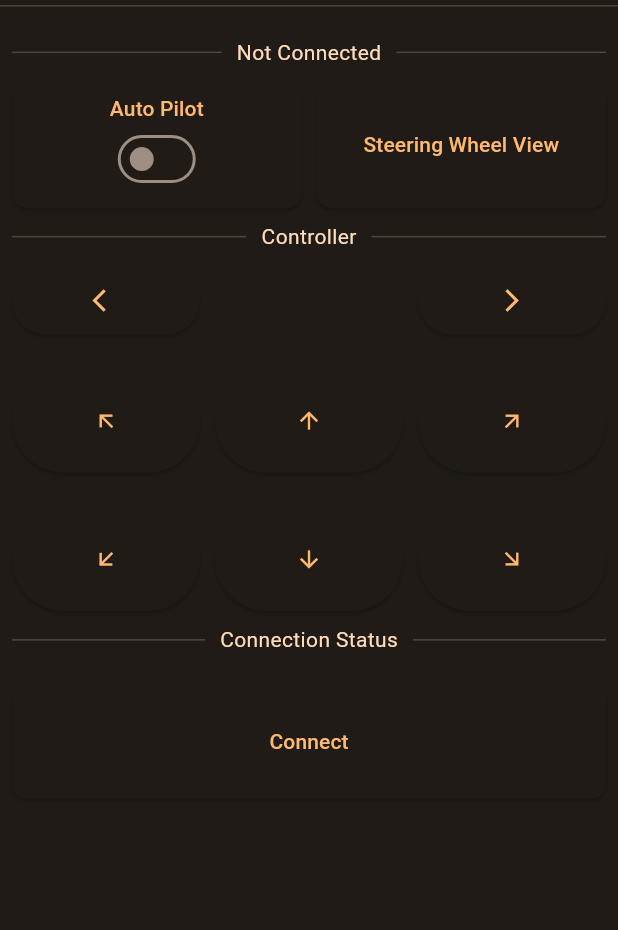
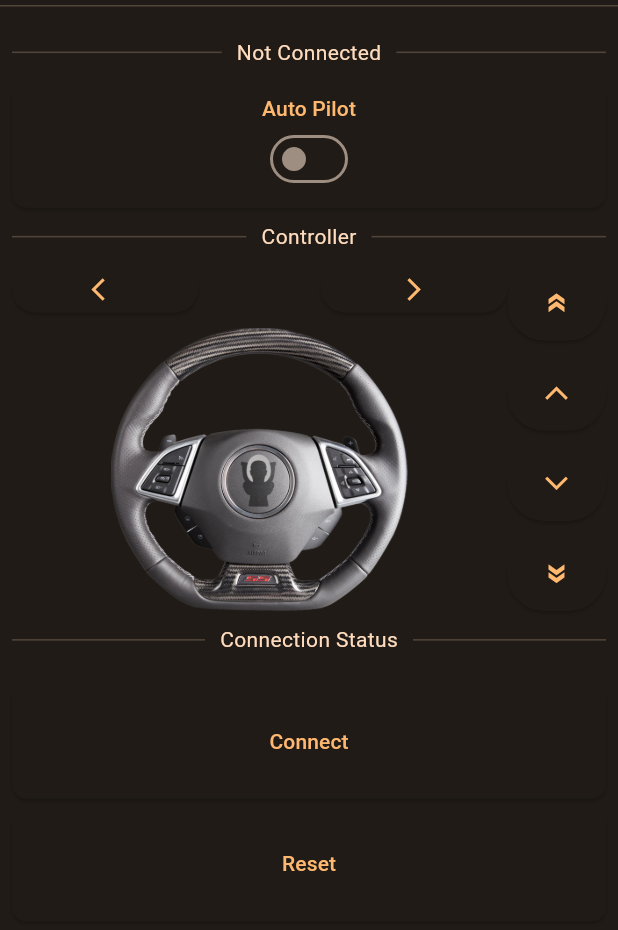
Before and after one commit to PhilippTrashman/dookie_controls, a Flutter app: the MainPage screen opened directly, on a phone screen of 412 x 824 dp, the part 84-1014 px from its top. Run offline on Flutter 3.47's test engine with Material 3 defaults, Android fonts, the phone set to English and light mode, and no system bars; our stand-ins replace audioplayers, flutter_bluetooth_serial, flutter_svg, permission_handler, sqflite; missing offline and left inert: o3d; accounts and stored records are empty.

Commit message:
changed forward to speed

```diff
--- a/lib/bluetooth_messenger.dart
+++ b/lib/bluetooth_messenger.dart
@@ -139,7 +139,6 @@ class _ConnectionpageState extends State<Connectionpage> {
   }
 
   double rotation = 0;
-  bool joystickView = false;
 
   String getSteeringWheelPicture() {
     switch (dn.selectedUser?.carBrand.id) {
@@ -167,7 +166,68 @@ class _ConnectionpageState extends State<Connectionpage> {
               children: [
                 if (!turnDisabled)
                   Expanded(
-                    child: Row(
+                    child: _indicators(),
+                  )
+                else
+                  Expanded(child: engineErrors()),
+                const SizedBox(
+                  height: 10,
+                ),
+                Expanded(
+                  flex: 6,
+                  child: _steeringWheel(),
+                ),
+              ],
+            ),
+          ),
+          Column(
+            children: [
+              Expanded(
+                child: controllerButton(
+                  startMessage: 'speed:100',
+                  stopMessage: 'stop',
+                  icon: Icons.double_arrow,
+                  degrees: 270,
+                ),
+              ),
+              const SizedBox(
+                height: 10,
+              ),
+              Expanded(
+                child: controllerButton(
+                    startMessage: 'speed:50',
+                    stopMessage: 'stop',
+                    degrees: 270,
+                    icon: Icons.arrow_forward_ios),
+              ),
+              const SizedBox(
+                height: 10,
+              ),
+              Expanded(
+                child: controllerButton(
+                    startMessage: 'speed:-50',
+                    stopMessage: 'stop',
+                    degrees: 90,
+                    icon: Icons.arrow_forward_ios),
+              ),
+              const SizedBox(
+                height: 10,
+              ),
+              Expanded(
+                  child: controllerButton(
+                      startMessage: 'speed:-100',
+                      stopMessage: 'stop',
+                      degrees: 90,
+                      icon: Icons.double_arrow)),
+            ],
+          )
+        ],
+      ),
+    );
+  }
+
+  Row _indicators() {
+    return Row(
       children: [
         Expanded(
           flex: 2,
@@ -199,16 +259,14 @@ class _ConnectionpageState extends State<Connectionpage> {
           ),
         ),
       ],
-                    ),
-                  )
-                else
-                  Expanded(child: engineErrors()),
-                const SizedBox(
-                  height: 10,
-                ),
-                Expanded(
-                  flex: 6,
-                  child: Stack(
+    );
+  }
+
+  int? _lastSentStep;
+  String _lastMessage = 'steering:0';
+
+  Stack _steeringWheel() {
+    return Stack(
       children: [
         Column(
           children: [
@@ -216,14 +274,29 @@ class _ConnectionpageState extends State<Connectionpage> {
               child: GestureDetector(
                 onPanUpdate: (details) {
                   setState(() {
-                                  double newRotation =
-                                      rotation + details.delta.dx / 100;
+                    double newRotation = rotation + details.delta.dx / 100;
                     if (newRotation < -0.75) {
                       newRotation = -0.75;
                     } else if (newRotation > 0.75) {
                       newRotation = 0.75;
                     }
                     rotation = newRotation;
+
+                    // Map the rotation to the range -100 to 100
+
+                    int mappedRotation = (rotation * 133.33).round();
+
+                    // Calculate the current step
+                    int currentStep = (mappedRotation / 10).round() * 10;
+
+                    // If the current step is at least 10 steps away from the last sent step, send a new message
+                    if ((_lastSentStep == null) ||
+                        (currentStep - _lastSentStep!).abs() >= 10) {
+                      _lastMessage = 'steering:$currentStep';
+                      debugPrint(_lastMessage);
+                      _lastSentStep = currentStep;
+                      sendMessage(_lastMessage);
+                    }
                   });
                 },
               ),
@@ -232,8 +305,7 @@ class _ConnectionpageState extends State<Connectionpage> {
               child: GestureDetector(
                 onPanUpdate: (details) {
                   setState(() {
-                                  double newRotation =
-                                      rotation - details.delta.dx / 100;
+                    double newRotation = rotation - details.delta.dx / 100;
                     if (newRotation < -0.75) {
                       newRotation = -0.75;
                     } else if (newRotation > 0.75) {
@@ -258,36 +330,6 @@ class _ConnectionpageState extends State<Connectionpage> {
           ),
         )
       ],
-                  ),
-                ),
-              ],
-            ),
-          ),
-          Column(
-            children: [
-              Expanded(
-                child: ElevatedButton(
-                  onPressed: () {
-                    sendMessage('indicator-left');
-                  },
-                  child: const Icon(Icons.arrow_upward),
-                ),
-              ),
-              const SizedBox(
-                height: 10,
-              ),
-              Expanded(
-                child: ElevatedButton(
-                  onPressed: () {
-                    sendMessage('indicator-right');
-                  },
-                  child: const Icon(Icons.arrow_downward),
-                ),
-              ),
-            ],
-          )
-        ],
-      ),
     );
   }
 
@@ -316,27 +358,15 @@ class _ConnectionpageState extends State<Connectionpage> {
                       header: workingConnection(),
                     ),
                     SizedBox(
+                      width: double.infinity,
                       height: height * 0.11,
-                      child: Row(
-                        children: [
-                          Expanded(child: autoPilotButton(height)),
-                          const SizedBox(
-                            width: 10,
-                          ),
-                          Expanded(child: joystickViewButton(height)),
-                        ],
-                      ),
+                      child: autoPilotButton(height),
                     ),
                     textDivider(
                       height: height * 0.05,
                       header: 'Controller',
                     ),
-                    if (joystickView)
-                      steeringWheel(height)
-                    else
-                      controllerView(
-                        height: height * 0.3,
-                      ),
+                    steeringWheel(height),
                     textDivider(
                         height: height * 0.05, header: 'Connection Status'),
                     const SizedBox(
@@ -363,6 +393,28 @@ class _ConnectionpageState extends State<Connectionpage> {
                             dn.isConnected ? 'Disconnect' : 'Connect',
                           )),
                     ),
+                    const SizedBox(height: 5),
+                    SizedBox(
+                      height: height * 0.1,
+                      width: double.infinity,
+                      child: ElevatedButton(
+                        style: ElevatedButton.styleFrom(
+                            shape: RoundedRectangleBorder(
+                          borderRadius: BorderRadius.circular(10),
+                        )),
+                        onPressed: () {
+                          sendMessage('steering:0');
+                          sendMessage('auto-pilot-stop');
+                          setState(() {
+                            _lastMessage = 'steering:0';
+                            _lastSentStep = null;
+                            rotation = 0;
+                            isAutoPilot = false;
+                          });
+                        },
+                        child: const Text('Reset'),
+                      ),
+                    )
                   ],
                 )),
           ),
@@ -378,27 +430,6 @@ class _ConnectionpageState extends State<Connectionpage> {
             ),
           ),
       ],
-    );
-  }
-
-  SizedBox joystickViewButton(double height) {
-    return SizedBox(
-      height: height * 0.11,
-      child: ElevatedButton(
-          style: ElevatedButton.styleFrom(
-              shape: RoundedRectangleBorder(
-            borderRadius: BorderRadius.circular(10),
-          )),
-          onPressed: () {
-            debugPrint('Joystick View');
-            setState(() {
-              joystickView = !joystickView;
-              rotation = 0;
-            });
-          },
-          child: Text(
-            joystickView ? 'Joystick View' : 'Steering Wheel View',
-          )),
     );
   }
 
@@ -441,8 +472,10 @@ class _ConnectionpageState extends State<Connectionpage> {
     required String startMessage,
     required String stopMessage,
     double degrees = 0,
+    IconData icon = Icons.arrow_upward,
+    bool doubleIcon = false,
   }) {
-    return SizedBox.expand(
+    return SizedBox(
       child: Listener(
         onPointerDown: (details) {
           sendMessage(startMessage);
@@ -454,126 +487,17 @@ class _ConnectionpageState extends State<Connectionpage> {
           onPressed: () {},
           child: Transform.rotate(
             angle: degrees * pi / 180,
-            child: const Icon(Icons.arrow_upward),
+            child: !doubleIcon
+                ? Icon(icon)
+                : Column(
+                    mainAxisAlignment: MainAxisAlignment.center,
+                    children: <Widget>[
+                      Icon(icon),
+                      Icon(icon),
+                    ],
                   ),
           ),
         ),
-    );
-  }
-
-  Widget controllerView({required double height}) {
-    return SizedBox(
-      height: height,
-      child: Column(
-        children: [
-          if (!turnDisabled)
-            Expanded(
-              flex: 2,
-              child: Row(
-                children: [
-                  Expanded(
-                    child: SizedBox.expand(
-                      child: ElevatedButton(
-                        onPressed: () {
-                          sendMessage('indicator-left');
-                        },
-                        child: const Icon(Icons.arrow_back_ios),
-                      ),
-                    ),
-                  ),
-                  const SizedBox(
-                    width: 10,
-                  ),
-                  Expanded(
-                    child: Container(
-                      color: Colors.transparent,
-                    ),
-                  ),
-                  const SizedBox(
-                    width: 10,
-                  ),
-                  Expanded(
-                    child: SizedBox.expand(
-                      child: ElevatedButton(
-                        onPressed: () {
-                          sendMessage('indicator-right');
-                        },
-                        child: const Icon(Icons.arrow_forward_ios),
-                      ),
-                    ),
-                  ),
-                ],
-              ),
-            )
-          else
-            Expanded(flex: 2, child: engineErrors()),
-          const Expanded(flex: 1, child: SizedBox()),
-          Expanded(
-            flex: 3,
-            child: Row(
-              children: [
-                Expanded(
-                    child: controllerButton(
-                        startMessage: 'up-left',
-                        stopMessage: 'stop',
-                        degrees: 315)),
-                const SizedBox(
-                  width: 10,
-                ),
-                // Expanded(
-                Expanded(
-                  child: controllerButton(
-                      startMessage: 'up-null', stopMessage: 'stop'),
-                ),
-                const SizedBox(
-                  width: 10,
-                ),
-                Expanded(
-                  child: controllerButton(
-                    startMessage: 'up-right',
-                    stopMessage: 'stop',
-                    degrees: 45,
-                  ),
-                )
-              ],
-            ),
-          ),
-          const Expanded(flex: 1, child: SizedBox()),
-          Expanded(
-            flex: 3,
-            child: Row(
-              children: [
-                Expanded(
-                  child: controllerButton(
-                    startMessage: 'down-left',
-                    stopMessage: 'stop',
-                    degrees: 225,
-                  ),
-                ),
-                const SizedBox(
-                  width: 10,
-                ),
-                Expanded(
-                  child: controllerButton(
-                    startMessage: 'down-null',
-                    stopMessage: 'stop',
-                    degrees: 180,
-                  ),
-                ),
-                const SizedBox(
-                  width: 10,
-                ),
-                Expanded(
-                  child: controllerButton(
-                    startMessage: 'down-right',
-                    stopMessage: 'stop',
-                    degrees: 135,
-                  ),
-                ),
-              ],
-            ),
-          )
-        ],
       ),
     );
   }
@@ -683,6 +607,9 @@ class _ConnectionpageState extends State<Connectionpage> {
   }
 
   void sendMessage(String message) async {
+    if (!dn.isConnected) {
+      return;
+    }
     final text = message.trim();
 
     if (text.isNotEmpty) {
```
Also changed, not shown: lib/skibidi_opener.dart (+54 -21 lines). Lines whose indentation alone changed are shown as unchanged.
